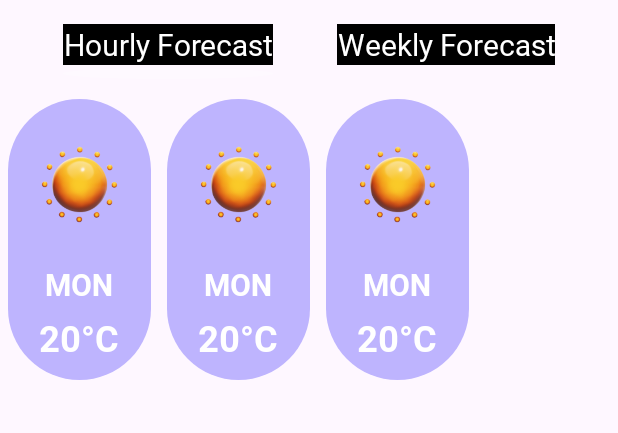
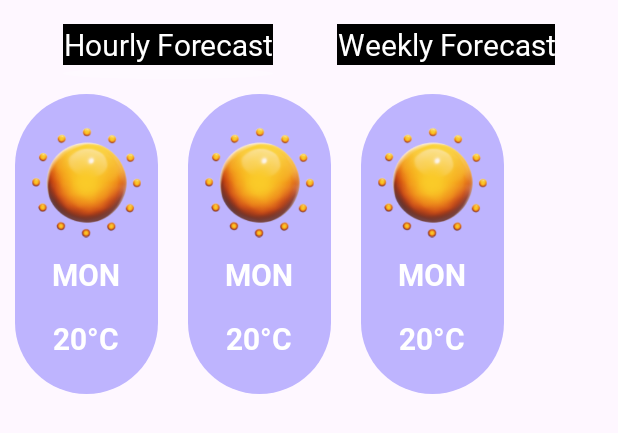
Before and after one commit to Filo-patir/WeatherForecastApp, an Android app: the layout parent_weather_forecast_item.xml on its own in the app's theme, with its tools: preview values and no code run, on a phone screen of 412 x 824 dp. Shown: the top 433 px of the screen. Run offline under Robolectric (Android 15) with nearby library versions, the phone set to English and light mode, and no system bars; network calls fail.

Commit message:
fixed main screen

```diff
--- a/app/src/main/java/filo/mamdouh/weatherforecast/features/home/rvadapters/BaseRecyclerViewAdapter.kt
+++ b/app/src/main/java/filo/mamdouh/weatherforecast/features/home/rvadapters/BaseRecyclerViewAdapter.kt
@@ -76,9 +76,9 @@ class BaseRecyclerViewAdapter() : RecyclerView.Adapter<RecyclerView.ViewHolder>(
         when (position) {
             0 -> {
                 val viewHolder = holder as ForeCastViewHolder
-                val adapter = ForeCastAdapter(forecastItems,timeZone, false)
+                val adapter = ForeCastAdapter(forecastItems,timeZone, true)
                 viewHolder.binding.childWeatherForecastRV.apply {
-                    layoutManager = LinearLayoutManager(context, LinearLayoutManager.HORIZONTAL, true)
+                    layoutManager = LinearLayoutManager(context, LinearLayoutManager.HORIZONTAL,false)
                     this.adapter = adapter
                 }
                 viewHolder.binding.apply {
@@ -127,7 +127,7 @@ class BaseRecyclerViewAdapter() : RecyclerView.Adapter<RecyclerView.ViewHolder>(
                     if(dayLength>0) {
                         val sunriseDifference = Instant.now().epochSecond - data.sys.sunrise
                         val sunImgVal = (sunriseDifference / dayLength.toFloat()).coerceIn(0f, 1f) * 180
-                        imageView5.animate().rotation(sunImgVal)
+                        imageView5.animate().rotation(sunImgVal).setDuration(1000)
                     }
                     }
                 }
--- a/app/src/main/res/layout/parent_weather_forecast_item.xml
+++ b/app/src/main/res/layout/parent_weather_forecast_item.xml
@@ -47,7 +47,6 @@
         android:id="@+id/childWeatherForecastRV"
         android:layout_width="match_parent"
         android:layout_height="wrap_content"
-        android:layout_marginTop="8dp"
         android:orientation="horizontal"
         app:layoutManager="androidx.recyclerview.widget.LinearLayoutManager"
         app:layout_constraintStart_toStartOf="parent"
--- a/app/src/main/res/layout/title_details_items.xml
+++ b/app/src/main/res/layout/title_details_items.xml
@@ -24,6 +24,7 @@
         android:id="@+id/measure"
         android:layout_width="wrap_content"
         android:layout_height="wrap_content"
+        android:textColor="@color/white"
         app:layout_constraintBottom_toBottomOf="parent"
         app:layout_constraintEnd_toEndOf="@id/guideline"
         app:layout_constraintStart_toStartOf="@+id/guideline"
@@ -33,7 +34,7 @@
 
     <ImageView
         android:id="@+id/icon"
-        android:layout_width="wrap_content"
+        android:layout_width="40dp"
         android:layout_height="40dp"
         android:layout_marginTop="16dp"
         app:layout_constraintEnd_toStartOf="@+id/title"
--- a/app/src/main/res/layout/weather_forecast_item.xml
+++ b/app/src/main/res/layout/weather_forecast_item.xml
@@ -2,35 +2,40 @@
 <LinearLayout xmlns:android="http://schemas.android.com/apk/res/android"
     xmlns:app="http://schemas.android.com/apk/res-auto"
     xmlns:tools="http://schemas.android.com/tools"
+    android:id="@+id/itemLayout"
     android:layout_width="wrap_content"
-    android:layout_height="wrap_content"
-    android:layout_margin="5dp"
+    android:layout_height="200dp"
+    android:layout_margin="10dp"
+    android:gravity="center"
     android:orientation="vertical"
     tools:background="@drawable/sunny_background">
 
     <ImageView
         android:id="@+id/imageView"
         android:layout_width="75dp"
-        android:layout_height="100dp"
+        android:layout_height="75dp"
         android:layout_gravity="center_horizontal"
         tools:srcCompat="@drawable/sun" />
 
     <TextView
         android:id="@+id/dayTxt"
-        android:layout_width="match_parent"
+        android:layout_width="wrap_content"
         android:layout_height="wrap_content"
+        android:layout_gravity="center_horizontal"
+        android:layout_margin="10dp"
         android:fontFamily="@font/roboto_bold"
-        android:textSize="20sp"
+        android:textColor="@color/white"
         tools:text="MON" />
 
     <TextView
         android:id="@+id/weatherTxt"
-        android:layout_width="match_parent"
+        android:layout_width="wrap_content"
         android:layout_height="wrap_content"
+        android:layout_gravity="center_horizontal"
         android:layout_marginTop="5dp"
         android:layout_marginBottom="2dp"
         android:fontFamily="@font/roboto_bold"
-        android:textSize="24sp"
+        android:textColor="@color/white"
         tools:text="20°C" />
 
 </LinearLayout>
--- a/app/src/main/res/values/themes.xml
+++ b/app/src/main/res/values/themes.xml
@@ -5,6 +5,8 @@
         <item name="android:textViewStyle">@style/MainTextViewStyle</item>
     </style>
     <style name="MainTextViewStyle">
+        <item name="android:textColorLink">@color/white</item>
+        <item name="android:textColorHighlight">@color/white</item>
         <item name="android:textColor">@color/white</item>
         <item name="android:textSize">20sp</item>
         <item name="android:fontFamily">@font/roboto_regular</item>
```
Also changed, not shown: app/src/main/java/filo/mamdouh/weatherforecast/features/home/rvadapters/ForeCastAdapter.kt (+25 -16 lines), app/src/main/res/layout/clouds_item.xml (+8 -2 lines), app/src/main/res/layout/wind_speed_item.xml (+35 -35 lines), app/src/main/res/drawable/sun.png.
